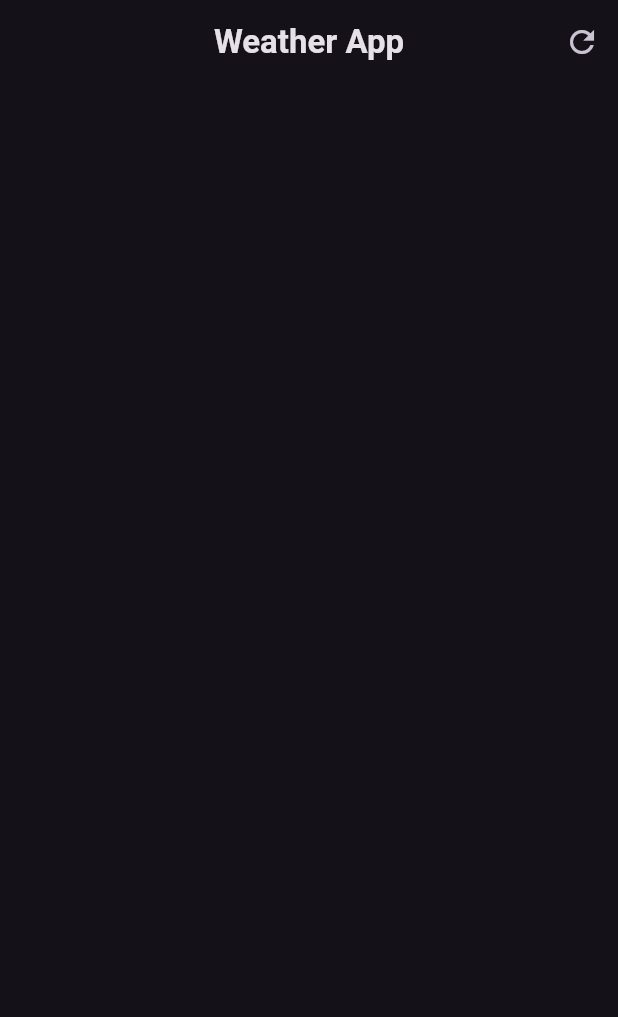
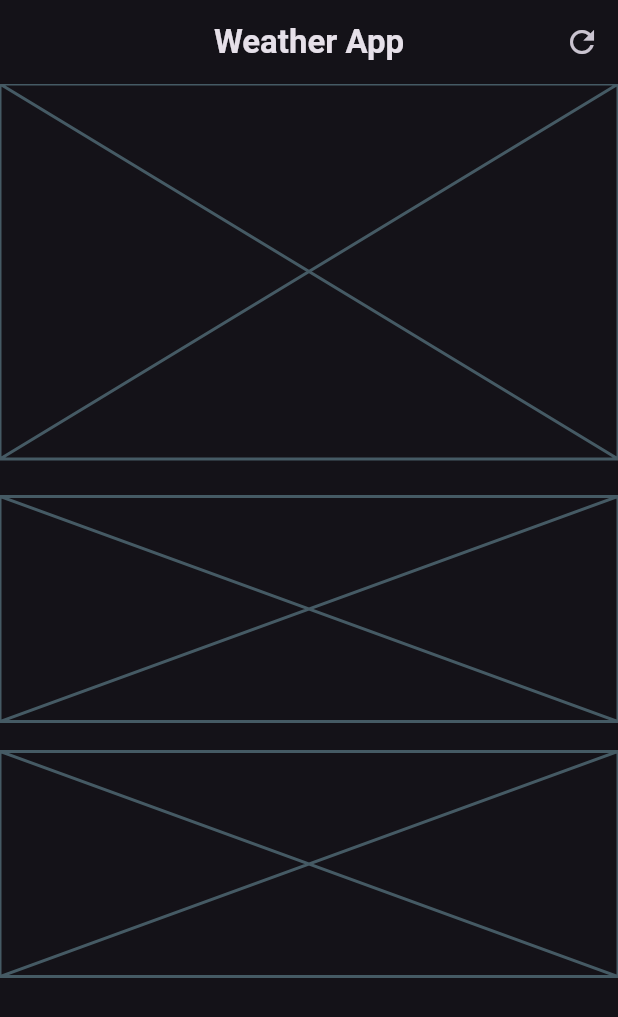
Before and after one commit to hassanbuilds/weather_track, a Flutter app: the screen it shows after launch, on a phone screen of 412 x 824 dp. Shown: the top 1017 px of the screen. Run offline on Flutter 3.47's test engine with Material 3 defaults, Android fonts, the phone set to English and light mode, and no system bars.

Commit message:
creating layout structure

```diff
--- a/lib/weather_screen.dart
+++ b/lib/weather_screen.dart
@@ -14,6 +14,17 @@ class WeatherScreeen extends StatelessWidget {
         centerTitle: true,
         actions: [IconButton(onPressed: () {}, icon: Icon(Icons.refresh))],
       ),
+      body: Column(
+        children: [
+          // main card
+          const Placeholder(fallbackHeight: 250),
+          const SizedBox(height: 25),
+          // Weather forecast cards
+          const Placeholder(fallbackHeight: 150),
+          const SizedBox(height: 20),
+          const Placeholder(fallbackHeight: 150),
+        ],
+      ),
     );
   }
 }
```
